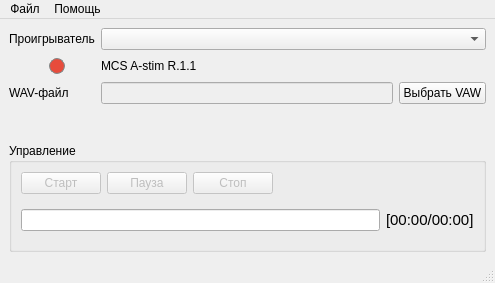
Above: res/main_window.ui from mcsltd/mcs-astim-wav-player before the change. Below: the same form after it.
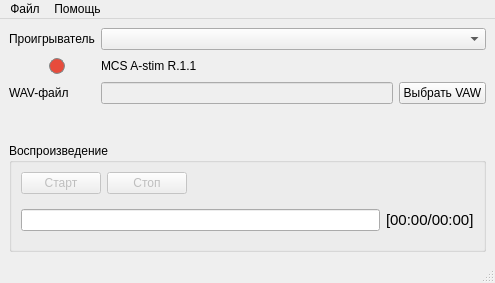
That is the form after the change. Icons and pictures are not drawn.

Commit message: refactor: delete button pause

What changed in the file:
```diff
--- a/res/main_window.ui
+++ b/res/main_window.ui
@@ -120,7 +120,7 @@
       <item>
        <widget class="QGroupBox" name="groupBox">
         <property name="title">
-         <string>Управление</string>
+         <string>Воспроизведение</string>
         </property>
         <layout class="QVBoxLayout" name="verticalLayout_4">
          <item>
@@ -137,16 +137,6 @@
                </property>
               </widget>
              </item>
-             <item>
-              <widget class="QPushButton" name="pushButtonPause">
-               <property name="enabled">
-                <bool>false</bool>
-               </property>
-               <property name="text">
-                <string>Пауза</string>
-               </property>
-              </widget>
-             </item>
              <item>
               <widget class="QPushButton" name="pushButtonStop">
                <property name="enabled">
```
The commit also changes 2 other files.
